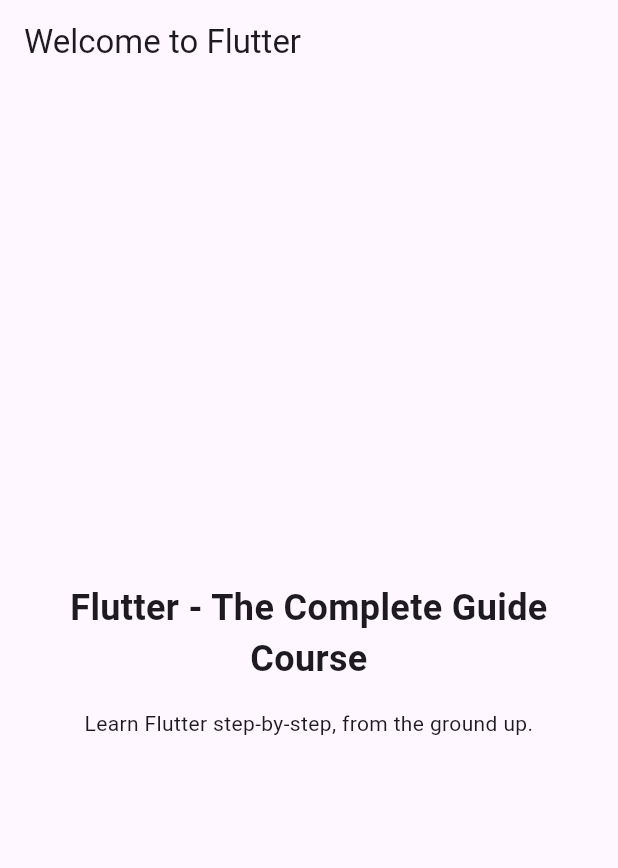
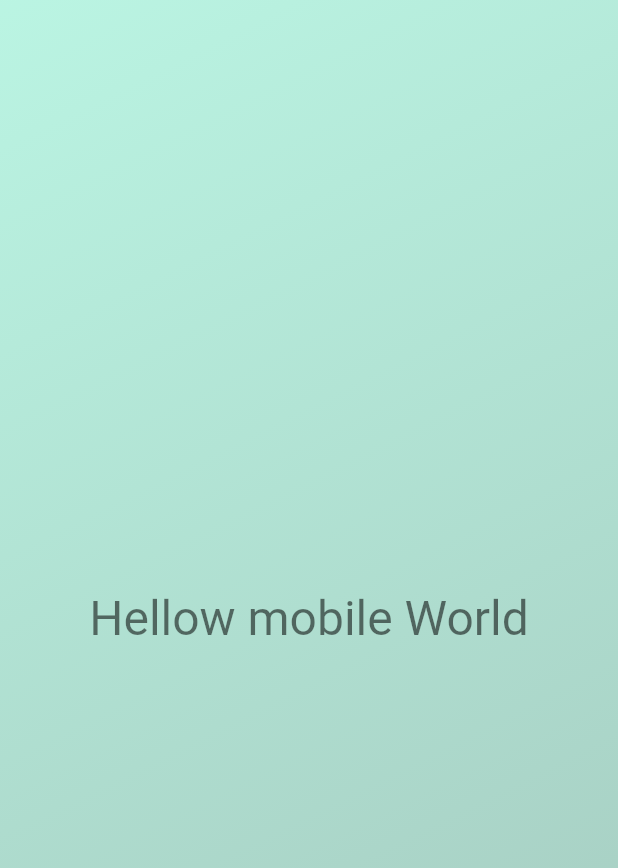
Before and after one commit to sirQuiz/first_app, a Flutter app: the screen it shows after launch, on a phone screen of 412 x 824 dp. Shown: the top 868 px of the screen. Run offline on Flutter 3.47's test engine with Material 2 defaults, Android fonts, the phone set to English and light mode, and no system bars.

Commit message:
added first custom widget

```diff
--- a/lib/main.dart
+++ b/lib/main.dart
@@ -1,53 +1,36 @@
 import 'package:flutter/material.dart';
 
 void main() {
-  runApp(const MyApp());
+  runApp(
+    MaterialApp(
+      home: Scaffold(
+        body: GradientContainer(),
+      ),
+    ),
+  );
 }
 
-// With Flutter, you create user interfaces by combining "widgets"
-// You'll learn all about them (and much more) throughout this course!
-class MyApp extends StatelessWidget {
-  const MyApp({super.key});
-  // Every custom widget must have a build() method
-  // It tells Flutter, which widgets make up your custom widget
-  // Again: You'll learn all about that throughout the course!
+class GradientContainer extends StatelessWidget {
   @override
-  Widget build(BuildContext context) {
-    // Below, a bunch of built-in widgets are used (provided by Flutter)
-    // They will be explained in the next sections
-    // In this course, you will, of course, not just use them a lot but
-    // also learn about many other widgets!
-    return MaterialApp(
-      title: 'Flutter First App',
-      theme: ThemeData(useMaterial3: true),
-      home: Scaffold(
-        appBar: AppBar(
-          title: const Text('Welcome to Flutter'),
-        ),
-        body: Container(
-          width: double.infinity,
-          padding: const EdgeInsets.all(12),
-          child: Column(
-            mainAxisAlignment: MainAxisAlignment.center,
-            crossAxisAlignment: CrossAxisAlignment.center,
-            children: const [
-              Text(
-                'Flutter - The Complete Guide Course',
-                textAlign: TextAlign.center,
-                style: TextStyle(
-                  fontSize: 24,
-                  fontWeight: FontWeight.bold,
-                ),
-              ),
-              SizedBox(height: 16),
-              Text(
-                'Learn Flutter step-by-step, from the ground up.',
-                textAlign: TextAlign.center,
-              ),
-            ],
+  Widget build(context) {
+    return Container(
+          decoration: const BoxDecoration(
+            gradient: LinearGradient(
+              colors: [
+                Color.fromARGB(206, 171, 243, 221),
+                Color.fromARGB(206, 143, 187, 174),
+              ],
+              begin: Alignment.topLeft,
+              end: Alignment.bottomRight,
+            ),
           ),
-        ),
-      ),
-    );
+          child:
+            const Center(
+              child: Text('Hellow mobile World', style: TextStyle(
+                color: Colors.black54,
+                fontSize: 32
+              ),),
+            ),
+        );
   }
 }
```
